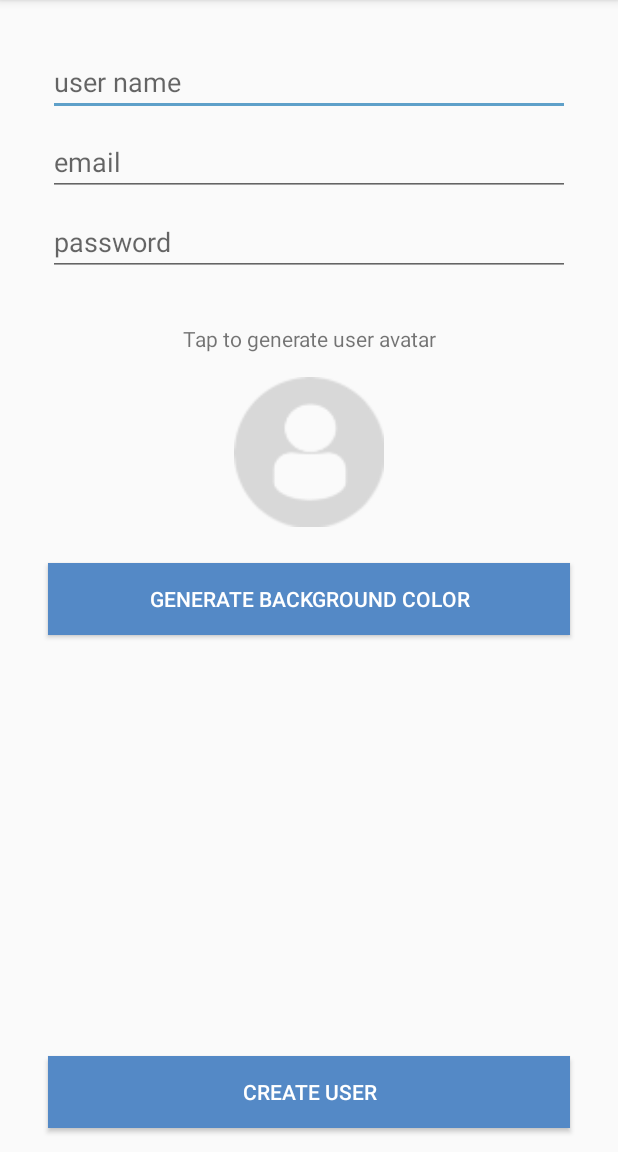
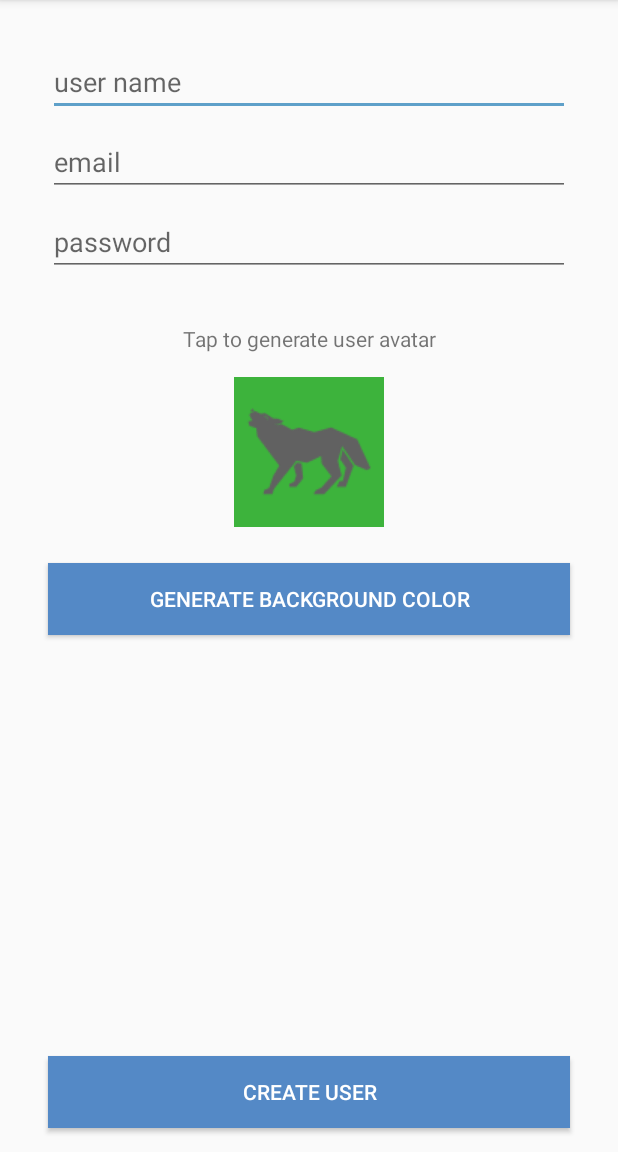
Before and after one commit to david-chhetri/Smack, an Android app: the CreateUserActivity screen opened directly, with no data from a screen before it, after a tap on "GENERATE BACKGROUND COLOR", on a phone screen of 412 x 824 dp, the part 84-1236 px from its top. Run offline under Robolectric (Android 15) with nearby library versions, the phone set to English and light mode, and no system bars; 1 other tap on this screen came first.

Commit message:
Added random image and background createUserActivity

```diff
--- a/app/src/main/java/com/foo/smack/CreateUserActivity.kt
+++ b/app/src/main/java/com/foo/smack/CreateUserActivity.kt
@@ -1,10 +1,16 @@
 package com.foo.smack
 
+import android.graphics.Color
 import androidx.appcompat.app.AppCompatActivity
 import android.os.Bundle
 import android.view.View
+import kotlinx.android.synthetic.main.activity_create_user.*
+import java.util.*
 
 class CreateUserActivity : AppCompatActivity() {
+
+    var userAvatar = "profileDefault"
+    var avatarColor = "[0.5,0.5,0.5,1]"
 
     override fun onCreate(savedInstanceState: Bundle?) {
         super.onCreate(savedInstanceState)
@@ -13,11 +19,32 @@ class CreateUserActivity : AppCompatActivity() {
 
 
     fun generateUserAvatar(view: View){
+        val random = Random()
+        val color = random.nextInt(2)  //upperbound not included
+        val avatar = random.nextInt(28)
 
+        if(color == 0){
+            userAvatar = "light$avatar"
+        }else{
+            userAvatar = "dark$avatar"
+        }
+
+        val resourceId = resources.getIdentifier(userAvatar,"drawable",packageName)
+        createAvatarImageView.setImageResource(resourceId)
     }
 
     fun generateColorClicked(view: View){
+        val random = Random()
+        val r = random.nextInt(255)
+        val g = random.nextInt(255)
+        val b = random.nextInt(255)
 
+        createAvatarImageView.setBackgroundColor(Color.rgb(r,g,b))
+
+        val savedR = r.toDouble() / 255
+        val savedG = g.toDouble() / 255
+        val savedB = b.toDouble() / 255
+        avatarColor = "[$savedR, $savedG, $savedB, 1]"
     }
 
     fun createUserClicked(view: View){
```
